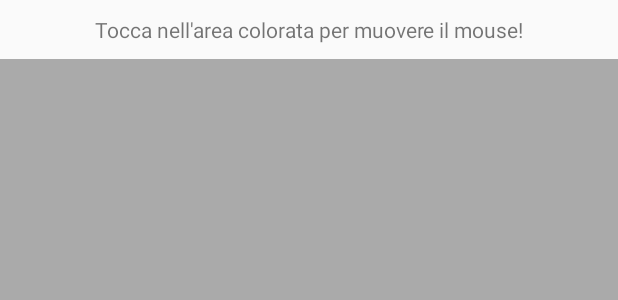
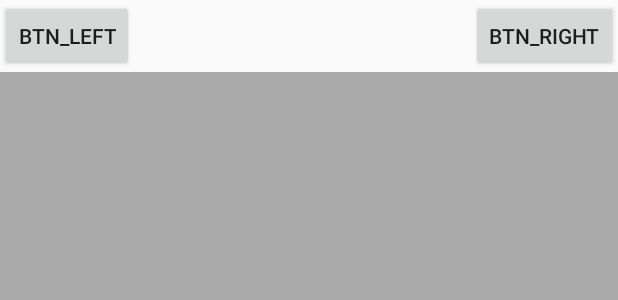
Before and after one commit to michelepenzo/elaborato-nes, an Android app: the layout activity_main.xml on its own in the app's theme, with its tools: preview values and no code run, on a phone screen of 412 x 824 dp. Shown: the top 300 px of the screen. Run offline under Robolectric (Android 15) with nearby library versions, the light colour scheme and no system bars.

Commit message:
connection + layout app

```diff
--- a/NCSclient/app/src/main/AndroidManifest.xml
+++ b/NCSclient/app/src/main/AndroidManifest.xml
@@ -13,17 +13,13 @@
         android:supportsRtl="true"
         android:theme="@style/AppTheme">
 
-        <activity android:name=".ConnectionActivity">
+        <activity android:name=".MainActivity">
             <intent-filter>
                 <action android:name="android.intent.action.MAIN" />
 
                 <category android:name="android.intent.category.LAUNCHER" />
             </intent-filter>
         </activity>
-
-        <activity android:name=".MainActivity">
-
-        </activity>
     </application>
 
 </manifest>
--- a/NCSclient/app/src/main/res/layout/activity_main.xml
+++ b/NCSclient/app/src/main/res/layout/activity_main.xml
@@ -1,4 +1,5 @@
 <?xml version="1.0" encoding="utf-8"?>
+<!--
 <LinearLayout
     xmlns:android="http://schemas.android.com/apk/res/android"
     android:layout_width="match_parent"
@@ -27,4 +28,40 @@
 
     </FrameLayout>
 
-</LinearLayout>
+-->
+
+<RelativeLayout xmlns:android="http://schemas.android.com/apk/res/android"
+    xmlns:tools="http://schemas.android.com/tools"
+    android:layout_width="match_parent"
+    android:layout_height="match_parent"
+    tools:context=".MainActivity" >
+
+<Button
+        android:id="@+id/btn_leftClick"
+        android:layout_width="wrap_content"
+        android:layout_height="wrap_content"
+        android:layout_alignParentLeft="true"
+        android:layout_alignParentTop="true"
+        android:text="btn_left" />
+
+    <Button
+        android:id="@+id/btn_rightClick"
+        android:layout_width="wrap_content"
+        android:layout_height="wrap_content"
+        android:layout_alignBaseline="@+id/btn_leftClick"
+        android:layout_alignBottom="@+id/btn_leftClick"
+        android:layout_alignParentRight="true"
+        android:text="btn_right" />
+
+    <TextView
+        android:id="@+id/txt_mousePad"
+        android:layout_width="wrap_content"
+        android:layout_height="fill_parent"
+        android:layout_alignLeft="@+id/btn_leftClick"
+        android:layout_alignRight="@+id/btn_rightClick"
+        android:layout_below="@+id/btn_leftClick"
+        android:background="@android:color/darker_gray"
+        android:text="" />
+
+
+</RelativeLayout>
```
Also changed, not shown: NCSclient/app/src/main/java/com/example/ncs_client/ConnectionActivity.java (deleted, +0 -34 lines), NCSclient/app/src/main/java/com/example/ncs_client/MainActivity.java (+44 -7 lines), NCSclient/app/src/main/res/layout/activity_connection.xml (deleted, +0 -49 lines), NCSclient/app/src/main/res/menu/main.xml (added, +9 -0 lines), 1 other file.
